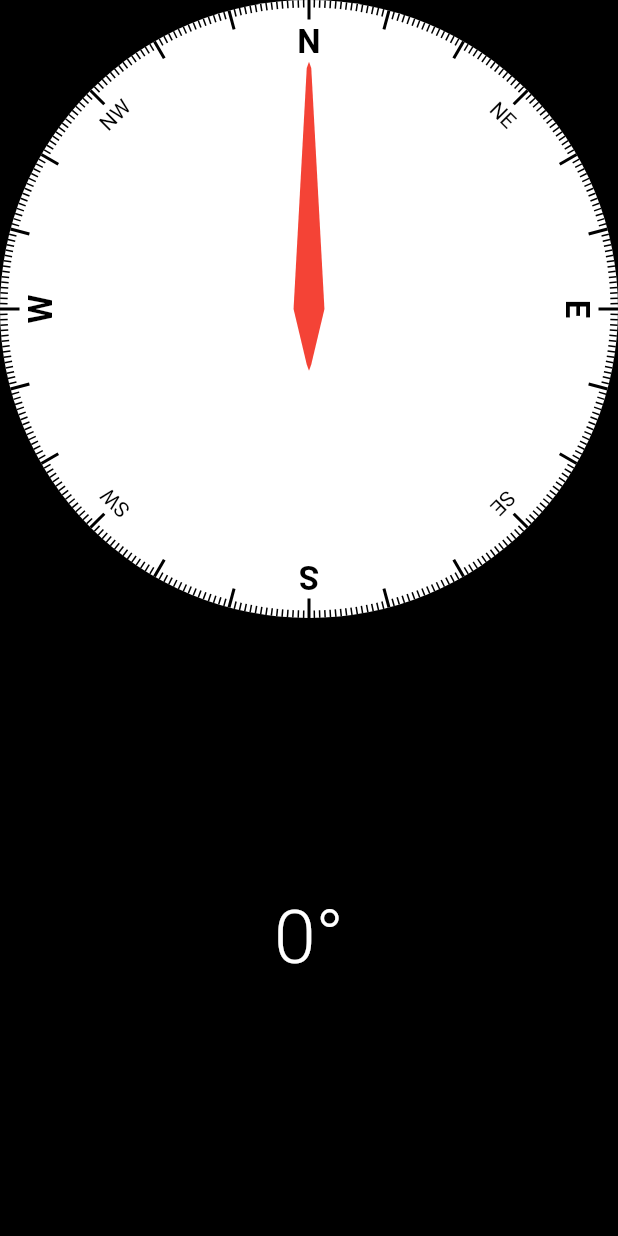
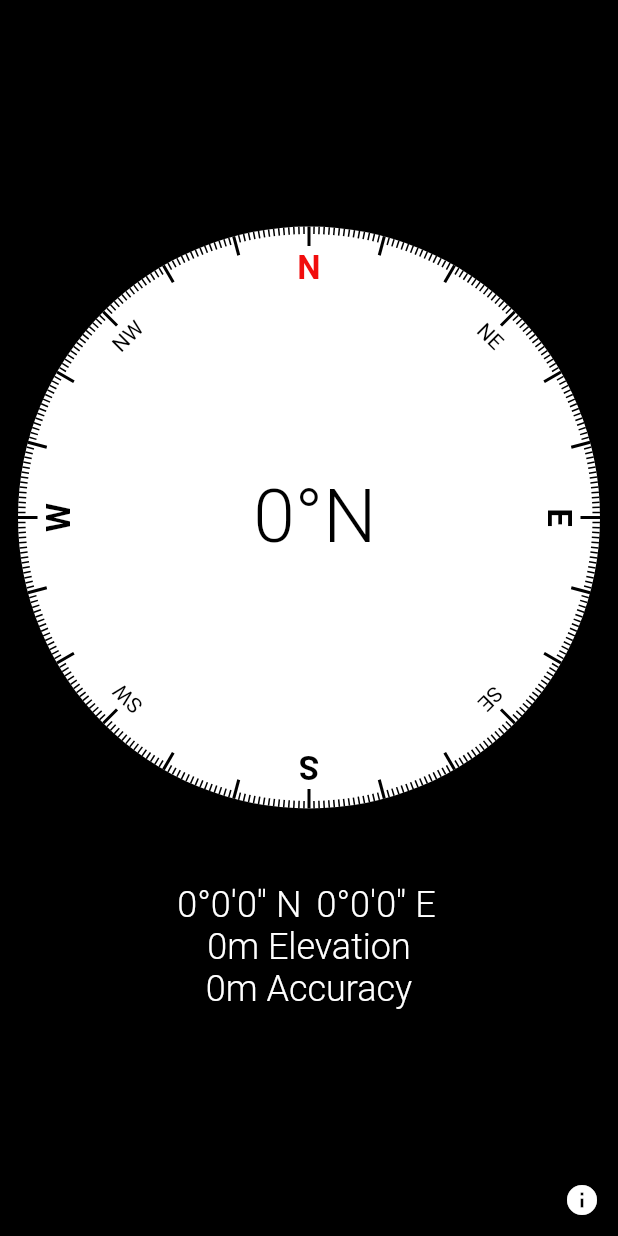
Before and after one commit to chrisstayte/Compass, a Flutter app: the screen it shows after launch, on a phone screen of 412 x 824 dp. Run offline on Flutter 3.47's test engine with Material 2 defaults, Android fonts, the phone set to English and light mode, and no system bars; our stand-ins replace flutter_compass, font_awesome_flutter, geolocator, package_info_plus, permission_handler.

Commit message:
Got it working, just needs icon

```diff
--- a/lib/main.dart
+++ b/lib/main.dart
@@ -1,7 +1,12 @@
 import 'package:compass/screens/home_screen.dart';
 import 'package:flutter/material.dart';
+import 'package:flutter/services.dart';
 
 void main() {
+  WidgetsFlutterBinding.ensureInitialized();
+  SystemChrome.setEnabledSystemUIMode(SystemUiMode.manual, overlays: [
+    //This line is used for showing the bottom bar
+  ]);
   runApp(const MyApp());
 }
 
@@ -14,8 +19,17 @@ class MyApp extends StatelessWidget {
     return MaterialApp(
       title: 'Compass 3',
       debugShowCheckedModeBanner: false,
-      theme: ThemeData(
-        primarySwatch: Colors.blue,
+      themeMode: ThemeMode.dark,
+      darkTheme: ThemeData.dark().copyWith(
+        brightness: Brightness.dark,
+        primaryColor: Colors.black,
+        scaffoldBackgroundColor: Colors.black,
+        appBarTheme: AppBarTheme(
+          color: Colors.black,
+          elevation: 0,
+        ),
+        dialogBackgroundColor: Colors.grey.shade900,
+        cardColor: Colors.black,
       ),
       home: HomeScreen(),
     );
--- a/lib/screens/home_screen.dart
+++ b/lib/screens/home_screen.dart
@@ -1,10 +1,12 @@
 import 'dart:async';
 import 'dart:math';
 
+import 'package:compass/screens/info_screen.dart';
 import 'package:compass/widgets/compass_dial_painter.dart';
 import 'package:compass/widgets/compass_letters_painter.dart';
 import 'package:compass/widgets/compass_ticks_painter.dart';
 import 'package:flutter/material.dart';
+import 'package:flutter_compass/flutter_compass.dart';
 import 'package:geolocator/geolocator.dart';
 import 'package:permission_handler/permission_handler.dart';
 
@@ -16,11 +18,15 @@ class HomeScreen extends StatefulWidget {
 }
 
 class _HomeScreenState extends State<HomeScreen> with WidgetsBindingObserver {
-  StreamSubscription<Position>? _positionStream;
-  LocationSettings _locationSettings =
-      LocationSettings(distanceFilter: 1, accuracy: LocationAccuracy.best);
+  StreamSubscription<Position>? _locationStream;
+  final LocationSettings _locationSettings = const LocationSettings(
+      distanceFilter: 1, accuracy: LocationAccuracy.best);
+  StreamSubscription<CompassEvent>? _compassStream;
   int _currentHeading = 0;
-  String _currentPostition = '';
+  int _currentAltitude = 0;
+  double _currentLatitude = 0;
+  double _currentLongitude = 0;
+  double _accuracy = 0;
 
   // function to convert degrees to radians
   double degreesToRadians(double degrees) {
@@ -30,31 +36,44 @@ class _HomeScreenState extends State<HomeScreen> with WidgetsBindingObserver {
 
   @override
   void initState() {
+    WidgetsBinding.instance.addObserver(this);
     setupCompass();
     super.initState();
   }
 
   @override
   void dispose() {
-    _positionStream?.cancel();
+    _locationStream?.cancel();
+    _compassStream?.cancel();
     super.dispose();
   }
 
   @override
-  void didChangeAppLifecycleState(AppLifecycleState state) {
-    print(state);
+  void didChangeAppLifecycleState(AppLifecycleState state) async {
     switch (state) {
       case AppLifecycleState.resumed:
-        if (_positionStream == null) {
+        if (_locationStream == null || _compassStream == null) {
           setupCompass();
         } else {
-          _positionStream?.resume();
+          await Permission.locationWhenInUse.status.then((value) {
+            if (value.isGranted) {
+              _locationStream?.resume();
+              _compassStream?.resume();
+            } else {
+              setupCompass();
+            }
+          });
         }
 
         break;
 
       case AppLifecycleState.paused:
-        _positionStream?.pause();
+        _locationStream?.pause();
+        _compassStream?.pause();
+        break;
+      case AppLifecycleState.inactive:
+        break;
+      case AppLifecycleState.detached:
         break;
     }
     super.didChangeAppLifecycleState(state);
@@ -63,30 +82,73 @@ class _HomeScreenState extends State<HomeScreen> with WidgetsBindingObserver {
   void setupCompass() async {
     var status = await Permission.locationWhenInUse.status;
     if (status.isDenied) {
-      await Permission.locationWhenInUse.request();
+      status = await Permission.locationWhenInUse.request();
     }
 
     if (status.isGranted) {
-      _positionStream =
-          Geolocator.getPositionStream().listen((Position position) {
-        print(position);
+      // Gives Altitude and Positioning
+      _locationStream = _locationStream ??
+          Geolocator.getPositionStream(locationSettings: _locationSettings)
+              .listen((Position position) {
             setState(() {
-          _currentHeading = position.heading!.toInt();
-          _currentPostition =
-              'Lat: ${position.latitude}, Long: ${position.longitude}';
+              _currentAltitude = position.altitude.toInt();
+              _currentLatitude = position.latitude;
+              _currentLongitude = position.longitude;
+              _accuracy = position.accuracy;
+            });
+          });
+
+      // Gives Compass Heading
+      _compassStream = _compassStream ??
+          FlutterCompass.events?.listen((CompassEvent event) {
+            setState(() {
+              _currentHeading = event.heading?.toInt() ?? 0;
             });
           });
     }
   }
 
+  //  get compass direction from degrees
+  String getDirectionFromDegrees(double degrees) {
+    List<String> directions = ["N", "NE", "E", "SE", "S", "SW", "W", "NW", "N"];
+    int index = ((degrees + 22.5) / 45).floor();
+    return directions[index];
+  }
+
+  // convert decimal degrees to degrees minutes seconds
+  String convertToDMS(double input, bool isLat) {
+    double degrees = input.floorToDouble();
+    double minutesNotTruncated = (input - degrees) * 60;
+    double minutes = minutesNotTruncated.floorToDouble();
+    double seconds = ((minutesNotTruncated - minutes) * 60).floorToDouble();
+    return "${degrees.toInt().abs()}°${minutes.toInt()}'${seconds.toInt()}'' ${isLat ? (degrees < 0 ? "S" : "N") : (degrees < 0 ? "W" : "E")}";
+  }
+
+  // convert m to ft
+  int metersToFeet(double meters) {
+    return (meters * 3.28084).toInt();
+  }
+
   @override
   Widget build(BuildContext context) {
+    var bottomTextStyle =
+        const TextStyle(fontWeight: FontWeight.w300, fontSize: 24);
+    var degreesTextStyle = const TextStyle(
+      fontWeight: FontWeight.w300,
+      color: Colors.black,
+      fontSize: 50,
+    );
     return Scaffold(
       backgroundColor: Colors.black,
       body: SafeArea(
-        child: Column(
+        child: Stack(
           children: [
-            AspectRatio(
+            Column(
+              mainAxisAlignment: MainAxisAlignment.center,
+              children: [
+                Padding(
+                  padding: const EdgeInsets.symmetric(horizontal: 12.0),
+                  child: AspectRatio(
                     aspectRatio: 1,
                     child: Stack(fit: StackFit.expand, children: [
                       Container(
@@ -95,59 +157,98 @@ class _HomeScreenState extends State<HomeScreen> with WidgetsBindingObserver {
                           color: Colors.white,
                         ),
                       ),
-                CustomPaint(
+                      AnimatedRotation(
+                        duration: const Duration(milliseconds: 1),
+                        turns: -_currentHeading / 360,
+                        child: CustomPaint(
                           painter: CompassTicksPainter(),
                         ),
-                CustomPaint(
+                      ),
+                      AnimatedRotation(
+                        duration: const Duration(milliseconds: 10),
+                        turns: -_currentHeading / 360,
+                        child: CustomPaint(
                           painter: CompassLettersPainter(),
                         ),
-                AnimatedRotation(
-                  duration: Duration(milliseconds: 10),
-                  turns: _currentHeading / 360,
-                  child: CustomPaint(
-                    painter: CompassDialPainter(),
+                      ),
+                      Center(
+                        child: Row(
+                          mainAxisAlignment: MainAxisAlignment.center,
+                          children: [
+                            Expanded(
+                              child: Text(
+                                _currentHeading.toString(),
+                                textAlign: TextAlign.end,
+                                style: degreesTextStyle,
+                              ),
+                            ),
+                            Text(
+                              '°',
+                              style: degreesTextStyle,
+                            ),
+                            Expanded(
+                              child: Text(
+                                getDirectionFromDegrees(
+                                    _currentHeading.toDouble()),
+                                style: degreesTextStyle,
+                              ),
+                            )
+                          ],
                         ),
                       ),
                     ]),
                   ),
-            SizedBox(
+                ),
+                const SizedBox(
                   height: 50,
                 ),
-            Expanded(
-              child: Row(
+                Row(
                   mainAxisAlignment: MainAxisAlignment.center,
                   children: [
-                  Text(
-                    _currentHeading.toString(),
-                    style: TextStyle(
-                      color: Colors.white,
-                      fontWeight: FontWeight.w300,
-                      fontSize: 50,
+                    Expanded(
+                      child: Text(
+                        convertToDMS(_currentLatitude, true).toString(),
+                        textAlign: TextAlign.end,
+                        style: bottomTextStyle,
                       ),
                     ),
-                  Center(
+                    const SizedBox(
+                      width: 10,
+                    ),
+                    Expanded(
                       child: Text(
-                      '°',
-                      style: TextStyle(
-                        color: Colors.white,
-                        fontWeight: FontWeight.w300,
-                        fontSize: 50,
+                        convertToDMS(_currentLongitude, false).toString(),
+                        style: bottomTextStyle,
                       ),
+                    )
+                  ],
                 ),
+                Text(
+                  '${_currentAltitude.toString()}m Elevation',
+                  style: bottomTextStyle,
+                ),
+                Text(
+                  '${_accuracy.toInt()}m Accuracy',
+                  style: bottomTextStyle,
                 ),
               ],
             ),
+            Positioned(
+              bottom: 0,
+              right: 0,
+              child: IconButton(
+                icon: Icon(
+                  Icons.info,
+                  color: Colors.white,
                 ),
-            Center(
-              child: Text(
-                _currentPostition,
-                style: TextStyle(
-                  color: Colors.white,
-                  fontWeight: FontWeight.w300,
-                  fontSize: 30,
+                onPressed: () => Navigator.push(
+                    context,
+                    MaterialPageRoute(
+                      fullscreenDialog: true,
+                      builder: (context) => InfoScreen(),
+                    )),
               ),
-              ),
-            ),
+            )
           ],
         ),
       ),
--- a/lib/widgets/compass_letters_painter.dart
+++ b/lib/widgets/compass_letters_painter.dart
@@ -41,7 +41,7 @@ class CompassLettersPainter extends CustomPainter {
           text: TextSpan(
             text: getLetter(i),
             style: TextStyle(
-              color: Colors.black,
+              color: getLetter(i) == 'N' ? Color(0xffF10D0D) : Colors.black,
               fontSize: i % 90 == 0 ? 22 : 14,
               fontWeight: i % 90 == 0 ? FontWeight.w600 : FontWeight.w400,
             ),
--- a/pubspec.yaml
+++ b/pubspec.yaml
@@ -15,6 +15,10 @@ dependencies:
   cupertino_icons: ^1.0.2
   permission_handler: ^10.2.0
   geolocator: ^9.0.2
+  flutter_compass: ^0.7.0
+  font_awesome_flutter: ^10.2.1
+  url_launcher: ^6.1.6
+  package_info_plus: ^3.0.1
 
 dev_dependencies:
   flutter_test:
```
Also changed, not shown: lib/screens/info_screen.dart (+166 -0 lines), pubspec.lock, 9 other files. Lines whose indentation alone changed are shown as unchanged.
